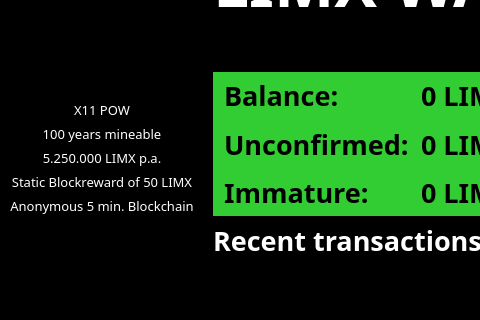
Above: src/qt/forms/overviewpage2.ui from IParn/LimecoinX before the change; both pictures show x 0 to 480 and y 169 to 489 of the 873 by 636 pixel window. Below: the same form after it.
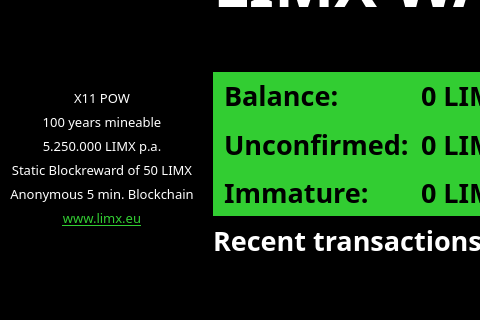
That is the form after the change. Icons and pictures are not drawn.

Commit message: new wallet design

Diff of the .ui file:
```diff
--- a/src/qt/forms/overviewpage2.ui
+++ b/src/qt/forms/overviewpage2.ui
@@ -189,6 +189,22 @@
           </property>
          </widget>
         </item>
+        <item>
+         <widget class="QLabel" name="label_12">
+          <property name="font">
+           <font>
+            <family>Arabic Typesetting</family>
+            <pointsize>10</pointsize>
+           </font>
+          </property>
+          <property name="text">
+           <string>&lt;a href=&quot;http://www.limx.eu&quot;&gt;&lt;span style=&quot; text-decoration: underline; color:#32cd32;&quot;&gt;www.limx.eu&lt;/span&gt;&lt;/a&gt;&lt;/p&gt;&lt;/body&gt;&lt;/html&gt;</string>
+          </property>
+          <property name="alignment">
+           <set>Qt::AlignCenter</set>
+          </property>
+         </widget>
+        </item>
         <item>
          <spacer name="verticalSpacer">
           <property name="orientation">
```
Left out of the diff: 4 changed lines with no effect on the pictures.
